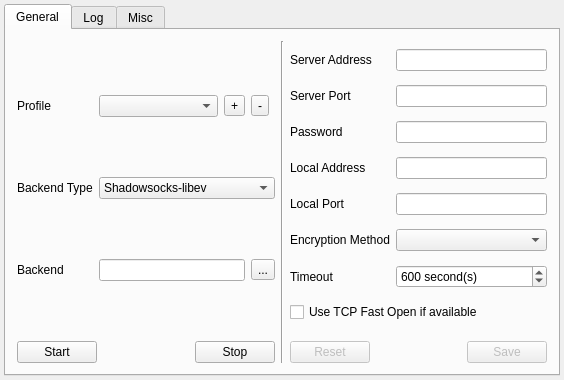
The window that src/mainwindow.ui (shadowsocks/shadowsocks-qt5) describes before a commit, drawn with Qt 5.
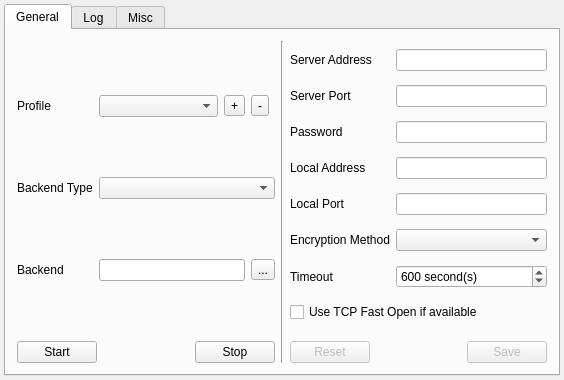
The same window after the commit. Icons and pictures are not drawn.

Commit message: fix a warning in Windows. set backendType Combo initial value to -1.

```diff
--- a/src/mainwindow.ui
+++ b/src/mainwindow.ui
@@ -260,7 +260,7 @@
           <item row="1" column="1" colspan="4">
            <widget class="QComboBox" name="backendTypeCombo">
             <property name="currentIndex">
-             <number>0</number>
+             <number>-1</number>
             </property>
             <item>
              <property name="text">
```
Left out of the diff: 30 changed lines with no effect on the pictures. The commit also changes 1 other file.
